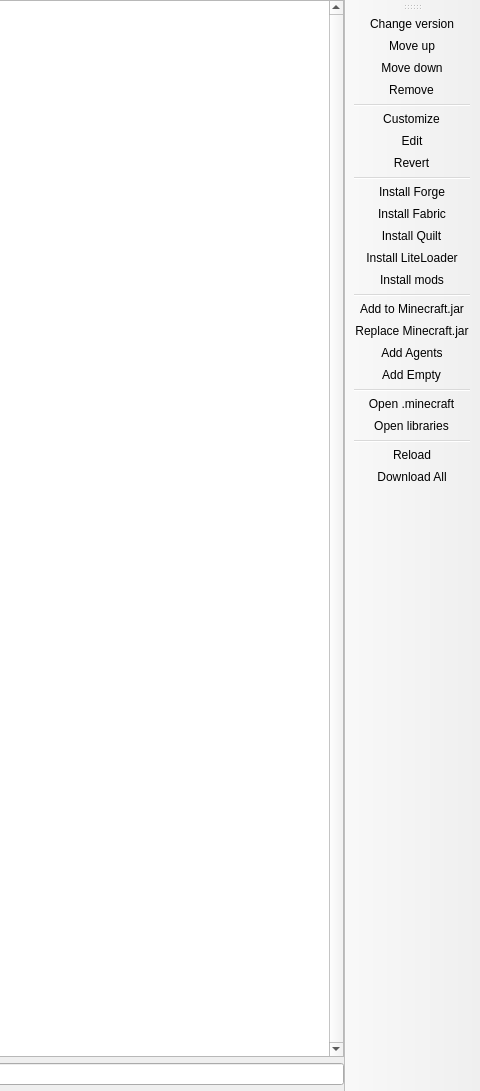
Before: the Qt Designer form launcher/ui/pages/instance/VersionPage.ui in FreesmTeam/FreesmLauncher, drawn with Qt 5; both pictures show x 481 to 961 and y 0 to 1091 of the 961 by 1091 pixel window.
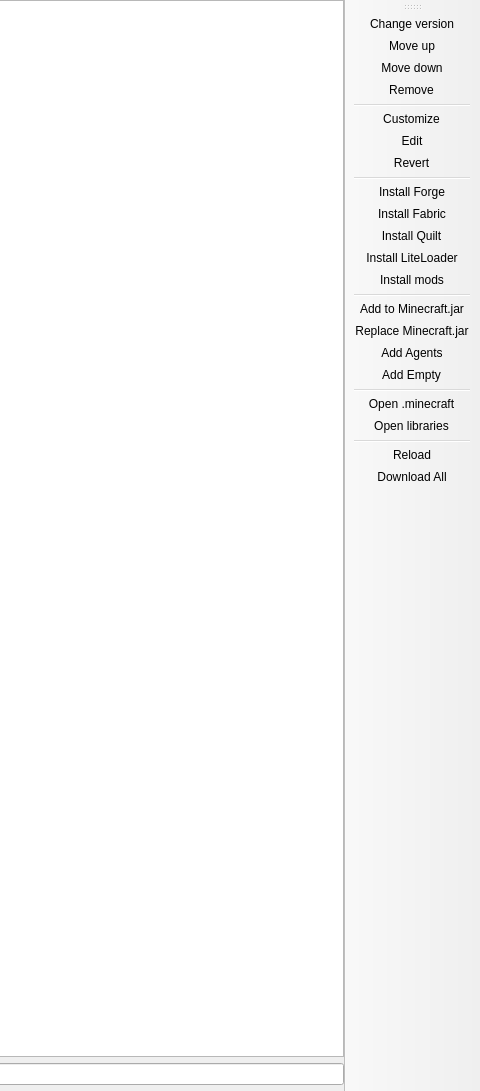
After: the same form once the commit is applied. Custom widgets are drawn as their Qt base class.

Patch:
```diff
--- a/launcher/ui/pages/instance/VersionPage.ui
+++ b/launcher/ui/pages/instance/VersionPage.ui
@@ -28,9 +28,6 @@
      <layout class="QVBoxLayout" name="verticalLayout">
       <item>
        <widget class="ModListView" name="packageView">
-        <property name="verticalScrollBarPolicy">
-         <enum>Qt::ScrollBarAlwaysOn</enum>
-        </property>
         <property name="horizontalScrollBarPolicy">
          <enum>Qt::ScrollBarAlwaysOff</enum>
         </property>
```
